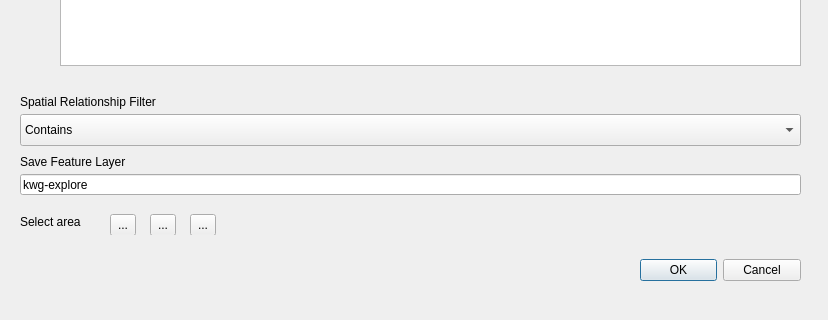
The window that kwg_geoenrichment/kwg_explore_dialog_base.ui (KnowWhereGraph/geoenrichment-qgis) describes before a commit, drawn with Qt 5; both pictures show x 0 to 828 and y 296 to 616 of the 828 by 616 pixel window.
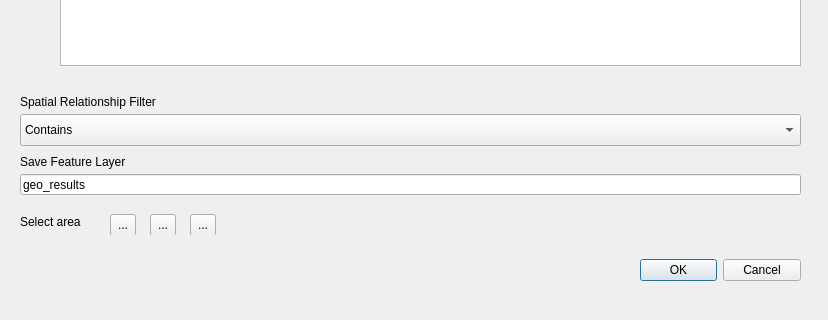
The same window after the commit.

```diff
--- a/kwg_geoenrichment/kwg_explore_dialog_base.ui
+++ b/kwg_geoenrichment/kwg_explore_dialog_base.ui
@@ -167,7 +167,7 @@
     </rect>
    </property>
    <property name="text">
-    <string>kwg-explore</string>
+    <string>geo_results</string>
    </property>
   </widget>
   <widget class="QLabel" name="label_5">
```
